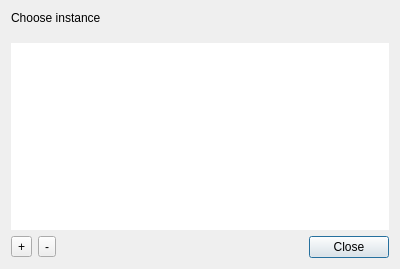
Qt form src/ui/uiinstancesdlg.ui (tuxmaster/QtDMM) before a commit.
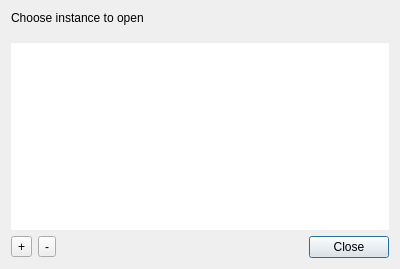
The same form after that commit. Icons and pictures are not drawn.

Commit message: instances management via dialog

Diff of the .ui file:
```diff
--- a/src/ui/uiinstancesdlg.ui
+++ b/src/ui/uiinstancesdlg.ui
@@ -25,7 +25,7 @@
      <item>
       <widget class="QLabel" name="ui_labelInstances">
        <property name="text">
-        <string>Choose instance</string>
+        <string>Choose instance to open</string>
        </property>
       </widget>
      </item>
```
Left out of the diff: 9 changed lines with no effect on the pictures. The commit also changes 12 other files.
